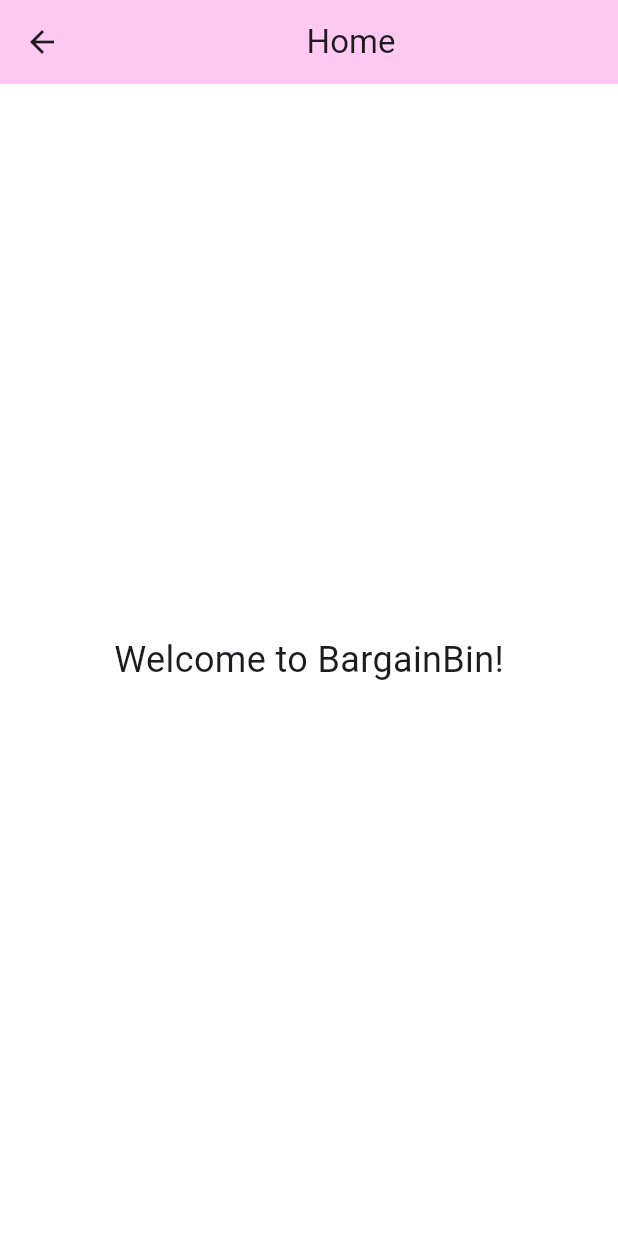
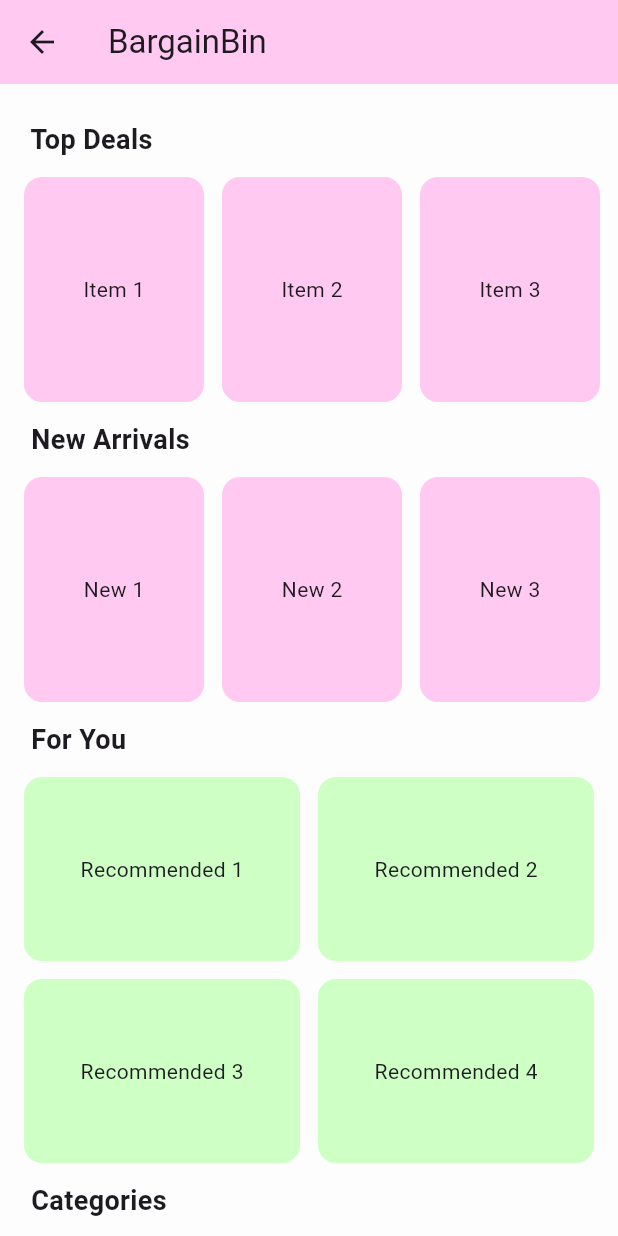
Before and after one commit to ItsHaque/BargainBin, a Flutter app: the HomeScreen screen opened by its route, on a phone screen of 412 x 824 dp. Run offline on Flutter 3.47's test engine with Material 3 defaults, Android fonts, the phone set to English and light mode, and no system bars; our stand-ins replace image_picker, supabase_flutter; accounts and stored records are empty.

Commit message:
demo home screen with placeholders

```diff
--- a/lib/screens/home_screen.dart
+++ b/lib/screens/home_screen.dart
@@ -7,16 +7,110 @@ class HomeScreen extends StatelessWidget {
   Widget build(BuildContext context) {
     return Scaffold(
       appBar: AppBar(
-        title: Center(child: Text("Home"),),
+        title: const Text("BargainBin"),
         backgroundColor: const Color(0xFFFFC9F1),
       ),
-      backgroundColor: const Color(0x99FFFFFF),
-      body: Center(
-        child: const Text(
-          'Welcome to BargainBin!',
-          style: TextStyle(fontSize: 24),
+      backgroundColor: const Color(0xFFFDFDFD),
+      body: SingleChildScrollView(
+        child: Padding(
+          padding: const EdgeInsets.symmetric(vertical: 12.0),
+          child: Column(
+            crossAxisAlignment: CrossAxisAlignment.start,
+            children: [
+              _sectionTitle(" Top Deals"),
+              _horizontalScrollSection(["Item 1", "Item 2", "Item 3"]),
+
+              _sectionTitle(" New Arrivals"),
+              _horizontalScrollSection(["New 1", "New 2", "New 3"]),
+
+              _sectionTitle(" For You"),
+              _forYouGrid(),
+
+              _sectionTitle(" Categories"),
+              _categoryDropdown(),
+            ],
+          ),
         ),
       ),
     );
   }
+
+  Widget _sectionTitle(String title) {
+    return Padding(
+      padding: const EdgeInsets.symmetric(horizontal: 16.0, vertical: 12),
+      child: Text(title,
+          style: const TextStyle(fontSize: 18, fontWeight: FontWeight.bold)),
+    );
+  }
+
+  Widget _horizontalScrollSection(List<String> items) {
+    return SizedBox(
+      height: 150,
+      child: ListView.builder(
+        scrollDirection: Axis.horizontal,
+        padding: const EdgeInsets.symmetric(horizontal: 16),
+        itemCount: items.length,
+        itemBuilder: (context, index) {
+          return Container(
+            width: 120,
+            margin: const EdgeInsets.only(right: 12),
+            decoration: BoxDecoration(
+              color: const Color(0xFFffc9f1),
+              borderRadius: BorderRadius.circular(12),
+            ),
+            child: Center(child: Text(items[index])),
+          );
+        },
+      ),
+    );
+  }
+
+  Widget _forYouGrid() {
+    return Padding(
+      padding: const EdgeInsets.symmetric(horizontal: 16.0),
+      child: GridView.count(
+        shrinkWrap: true,
+        physics: const NeverScrollableScrollPhysics(),
+        crossAxisCount: 2,
+        crossAxisSpacing: 12,
+        mainAxisSpacing: 12,
+        childAspectRatio: 3 / 2,
+        children: List.generate(4, (index) {
+          return Container(
+            decoration: BoxDecoration(
+              color: const Color(0xFFceffc5),
+              borderRadius: BorderRadius.circular(12),
+            ),
+            child: Center(child: Text("Recommended ${index + 1}")),
+          );
+        }),
+      ),
+    );
+  }
+
+  Widget _categoryDropdown() {
+    String dropdownValue = 'Electronics'; // default category
+    List<String> categories = ['Electronics', 'Fashion', 'Furniture', 'Books'];
+
+    return Padding(
+      padding: const EdgeInsets.all(16.0),
+      child: DropdownButtonFormField<String>(
+        value: dropdownValue,
+        decoration: InputDecoration(
+          border: OutlineInputBorder(borderRadius: BorderRadius.circular(12)),
+          filled: true,
+          fillColor: const Color(0xFFc0eeff),
+        ),
+        items: categories
+            .map((category) => DropdownMenuItem(
+                  value: category,
+                  child: Text(category),
+                ))
+            .toList(),
+        onChanged: (value) {
+          // Later: Trigger filter or navigation
+        },
+      ),
+    );
+  }
 }
```
